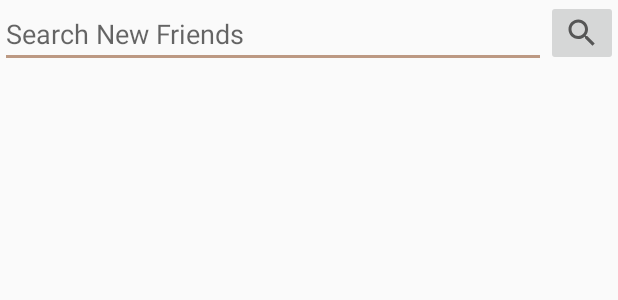
After one commit to MarcusHellkvist/Chat-Application, an Android app: the layout activity_add_friends.xml on its own in the app's theme, with its tools: preview values and no code run, on a phone screen of 412 x 824 dp. The commit adds this screen. Shown: the top 300 px of the screen. Run offline under Robolectric (Android 15) with nearby library versions, the phone set to English and light mode, and no system bars.

Commit message:
# Search function, Search RecyclerView, Search Adapter Working well. // Atlal

```diff
--- a/app/build.gradle
+++ b/app/build.gradle
@@ -28,6 +28,7 @@ dependencies {
     implementation fileTree(dir: "libs", include: ["*.jar"])
     implementation 'androidx.appcompat:appcompat:1.2.0'
     implementation 'androidx.constraintlayout:constraintlayout:2.0.2'
+    implementation 'androidx.recyclerview:recyclerview:1.1.0'
     testImplementation 'junit:junit:4.12'
     androidTestImplementation 'androidx.test.ext:junit:1.1.2'
     androidTestImplementation 'androidx.test.espresso:espresso-core:3.3.0'
@@ -42,6 +43,8 @@ dependencies {
     implementation 'com.firebaseui:firebase-ui-storage:6.4.0'
     implementation 'com.android.support:multidex:1.0.3'
 
+    implementation "androidx.cardview:cardview:1.0.0"
+
 
 
 }
--- a/app/src/main/java/com/example/chatapplication/Chat_Activity.java
+++ b/app/src/main/java/com/example/chatapplication/Chat_Activity.java
@@ -36,4 +36,10 @@ public class Chat_Activity extends AppCompatActivity {
             startActivity(new Intent(Chat_Activity.this, ProfileActivity.class));
         }
     };
+
+    public void addFriendPressed(View view) {
+        startActivity(new Intent(this,AddFriends.class));
+
+    }
+
 }
--- a/app/src/main/java/com/example/chatapplication/User.java
+++ b/app/src/main/java/com/example/chatapplication/User.java
@@ -10,6 +10,12 @@ public class User {
     public User(String name, String phoneNumber, String email, String idFirebase) {
         this.name = name;
         this.phoneNumber = phoneNumber;
+        this.email = email;
+        this.idFirebase = idFirebase;
+    }
+
+    public User(String name, String email, String idFirebase) {
+        this.name = name;
         this.email = email;
         this.idFirebase = idFirebase;
     }
--- /dev/null
+++ b/app/src/main/res/drawable/search_icon.xml
@@ -0,0 +1,10 @@
+<vector xmlns:android="http://schemas.android.com/apk/res/android"
+    android:width="24dp"
+    android:height="24dp"
+    android:viewportWidth="24"
+    android:viewportHeight="24"
+    android:tint="?attr/colorControlNormal">
+  <path
+      android:fillColor="@android:color/white"
+      android:pathData="M15.5,14h-0.79l-0.28,-0.27C15.41,12.59 16,11.11 16,9.5 16,5.91 13.09,3 9.5,3S3,5.91 3,9.5 5.91,16 9.5,16c1.61,0 3.09,-0.59 4.23,-1.57l0.27,0.28v0.79l5,4.99L20.49,19l-4.99,-5zM9.5,14C7.01,14 5,11.99 5,9.5S7.01,5 9.5,5 14,7.01 14,9.5 11.99,14 9.5,14z"/>
+</vector>
--- /dev/null
+++ b/app/src/main/res/layout/activity_add_friends.xml
@@ -0,0 +1,33 @@
+<?xml version="1.0" encoding="utf-8"?>
+<RelativeLayout xmlns:android="http://schemas.android.com/apk/res/android"
+    xmlns:app="http://schemas.android.com/apk/res-auto"
+    xmlns:tools="http://schemas.android.com/tools"
+    android:layout_width="match_parent"
+    android:layout_height="match_parent"
+    tools:context=".AddFriends">
+
+    <EditText
+        android:id="@+id/search_edit_text"
+        android:layout_width="match_parent"
+        android:layout_height="wrap_content"
+        android:layout_toStartOf="@+id/search_button"
+        android:hint="Search New Friends"
+        android:inputType="textPersonName" />
+
+    <ImageButton
+        android:id="@+id/search_button"
+        android:layout_width="wrap_content"
+        android:layout_height="wrap_content"
+        android:layout_alignParentEnd="true"
+        android:onClick="searchPressed"
+        android:src="@drawable/search_icon" />
+
+    <androidx.recyclerview.widget.RecyclerView
+        android:id="@+id/search_RecyclerView"
+        android:layout_width="match_parent"
+        android:layout_height="match_parent"
+        android:layout_below="@+id/search_edit_text"
+        android:scrollbars="vertical" />
+
+
+</RelativeLayout>
```
Also changed, not shown: app/src/main/AndroidManifest.xml (+5 -3 lines), app/src/main/java/com/example/chatapplication/AddFriends.java (added, +111 -0 lines), app/src/main/java/com/example/chatapplication/SearchAdapter.java (added, +82 -0 lines), app/src/main/java/com/example/chatapplication/SingUp.java (+5 -6 lines), app/src/main/res/drawable/add_icon.xml (added, +10 -0 lines), app/src/main/res/drawable/person_icon.xml (added, +10 -0 lines), app/src/main/res/layout/activity_chat_.xml (+11 -0 lines), app/src/main/res/layout/activity_sing_up.xml (+5 -4 lines), app/src/main/res/layout/search_friends_list.xml (added, +49 -0 lines), gradle/wrapper/gradle-wrapper.properties.
